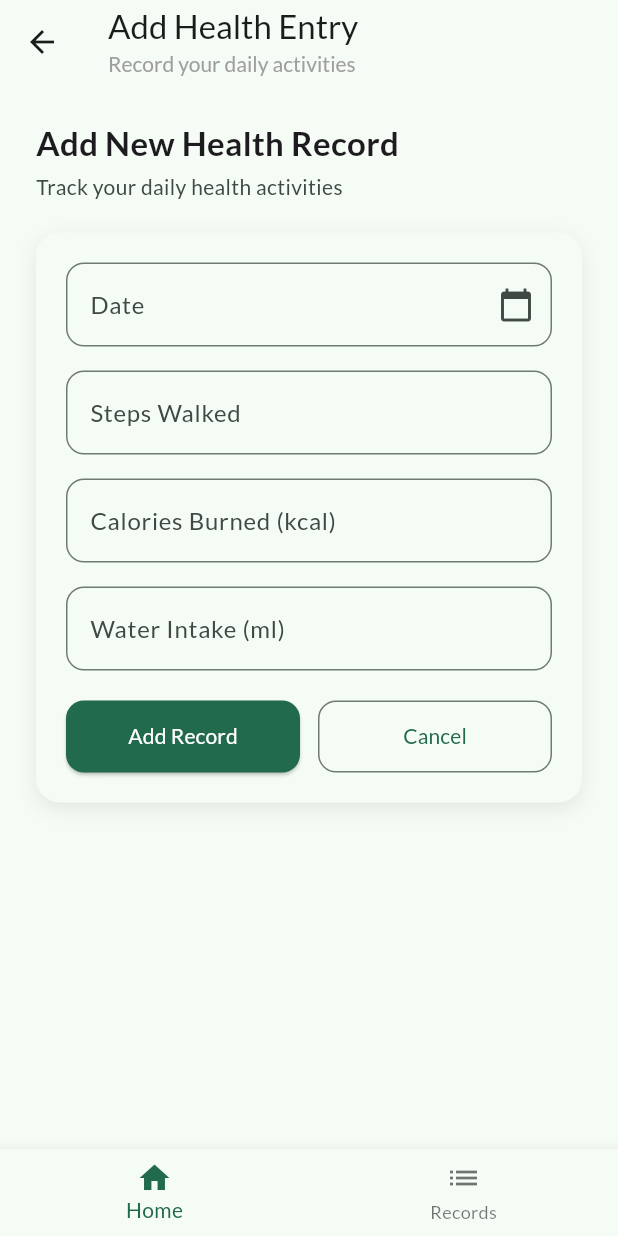
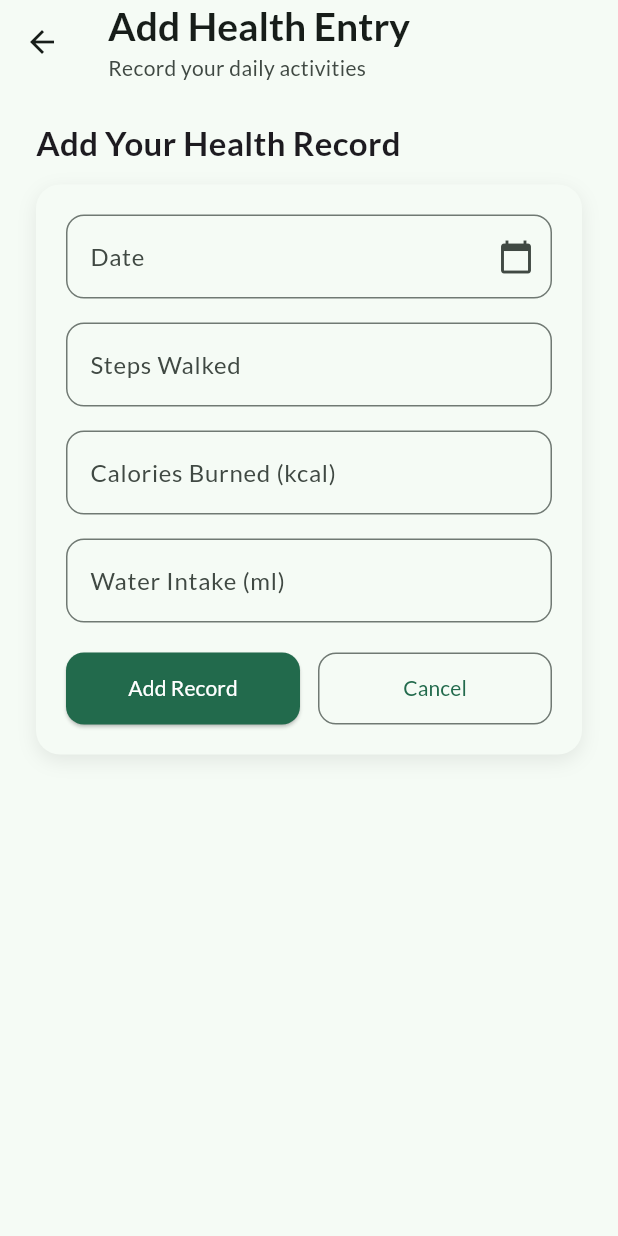
Before and after one commit to shafeemhsn/healthmate_personal_health_tracker, a Flutter app: the TabsScreen screen opened directly, after a tap on the "add" icon, on a phone screen of 412 x 824 dp. Run offline on Flutter 3.47's test engine with Material 3 defaults, Android fonts, the light colour scheme and no system bars; our stand-ins replace google_fonts, sqflite; accounts and stored records are empty.

Commit message:
implement add record

```diff
--- a/lib/main.dart
+++ b/lib/main.dart
@@ -1,9 +1,7 @@
 import 'package:flutter/material.dart';
 import 'package:google_fonts/google_fonts.dart';
-import 'package:healthmate_personal_health_tracker/pages/home_page.dart';
 
-import 'package:healthmate_personal_health_tracker/routes.dart';
-import 'package:healthmate_personal_health_tracker/screen/add_health_entry_screen.dart';
+import 'package:healthmate_personal_health_tracker/screen/tabs_screen.dart';
 
 const Color seedColor = Color(0xFF10B981);
 
@@ -34,14 +32,6 @@
 
   @override
   Widget build(BuildContext context) {
-    return MaterialApp(
-      theme: theme,
-      darkTheme: darkTheme,
-      initialRoute: AppRoutes.home,
-      routes: {
-        AppRoutes.home: (context) => const HomePage(),
-        AppRoutes.records: (context) => const AddHealthEntryScreen(),
-      },
-    );
+    return MaterialApp(theme: theme, darkTheme: darkTheme, home: TabsScreen());
   }
 }
--- a/lib/models/health_record.dart
+++ b/lib/models/health_record.dart
@@ -1,6 +1,6 @@
 class HealthRecord {
   const HealthRecord({
-    required this.id,
+    this.id,
     required this.date,
     required this.steps,
     required this.calories,
@@ -8,7 +8,7 @@ class HealthRecord {
     this.userId,
   });
 
-  final int id;
+  final int? id;
   final String date;
   final int steps;
   final int calories;
--- a/lib/screen/add_health_entry_screen.dart
+++ b/lib/screen/add_entry_screen.dart
@@ -1,27 +1,35 @@
 import 'package:flutter/material.dart';
+import 'package:healthmate_personal_health_tracker/models/health_record.dart';
 import 'package:healthmate_personal_health_tracker/routes.dart';
-import 'package:healthmate_personal_health_tracker/widgets/app_bottom_navigation.dart';
-import 'package:healthmate_personal_health_tracker/widgets/app_floating_action_button.dart';
+import 'package:healthmate_personal_health_tracker/widgets/screen_title.dart';
 
-class AddHealthEntryScreen extends StatefulWidget {
-  const AddHealthEntryScreen({super.key});
+class AddEntryScreen extends StatefulWidget {
+  const AddEntryScreen({super.key});
 
   @override
-  State<AddHealthEntryScreen> createState() => _AddHealthEntryScreenState();
+  State<AddEntryScreen> createState() => _AddEntryScreenState();
 }
 
-class _AddHealthEntryScreenState extends State<AddHealthEntryScreen> {
+class _AddEntryScreenState extends State<AddEntryScreen> {
   final _formKey = GlobalKey<FormState>();
 
-  final TextEditingController dateController = TextEditingController();
-  final TextEditingController stepsController = TextEditingController();
-  final TextEditingController caloriesController = TextEditingController();
-  final TextEditingController waterController = TextEditingController();
+  var _selectedDate = '';
+  var _enteredSteps;
+  var _enteredCalories;
+  var _enteredWater;
 
-  @override
-  void initState() {
-    super.initState();
-    dateController.text = "";
+  void _saveItem() {
+    if (_formKey.currentState!.validate()) {
+      _formKey.currentState!.save();
+      Navigator.of(context).pop(
+        HealthRecord(
+          date: _selectedDate,
+          steps: _enteredSteps,
+          calories: _enteredCalories,
+          water: _enteredWater,
+        ),
+      );
+    }
   }
 
   Future<void> _pickDate() async {
@@ -34,7 +42,7 @@ class _AddHealthEntryScreenState extends State<AddHealthEntryScreen> {
 
     if (picked != null) {
       setState(() {
-        dateController.text =
+        _selectedDate =
             "${picked.day.toString().padLeft(2, '0')}/${picked.month.toString().padLeft(2, '0')}/${picked.year}";
       });
     }
@@ -47,16 +55,9 @@ class _AddHealthEntryScreenState extends State<AddHealthEntryScreen> {
 
     return Scaffold(
       appBar: AppBar(
-        title: Column(
-          crossAxisAlignment: CrossAxisAlignment.start,
-          children: const [
-            Text("Add Health Entry"),
-            SizedBox(height: 2),
-            Text(
-              "Record your daily activities",
-              style: TextStyle(fontSize: 14, color: Colors.grey),
-            ),
-          ],
+        title: const ScreenTitle(
+          title: "Add Health Entry",
+          label: "Record your daily activities",
         ),
       ),
       body: SingleChildScrollView(
@@ -65,17 +66,11 @@ class _AddHealthEntryScreenState extends State<AddHealthEntryScreen> {
           crossAxisAlignment: CrossAxisAlignment.start,
           children: [
             const Text(
-              "Add New Health Record",
+              "Add Your Health Record",
               style: TextStyle(fontSize: 22, fontWeight: FontWeight.bold),
             ),
-            const SizedBox(height: 4),
-            Text(
-              "Track your daily health activities",
-              style: theme.textTheme.bodyMedium?.copyWith(
-                color: colorScheme.onSurfaceVariant,
-              ),
-            ),
-            const SizedBox(height: 20),
+
+            const SizedBox(height: 12),
 
             // CARD
             Container(
@@ -97,7 +92,7 @@ class _AddHealthEntryScreenState extends State<AddHealthEntryScreen> {
                   children: [
                     // DATE FIELD
                     TextFormField(
-                      controller: dateController,
+                      initialValue: _selectedDate,
                       readOnly: true,
                       decoration: InputDecoration(
                         labelText: "Date",
@@ -109,12 +104,23 @@ class _AddHealthEntryScreenState extends State<AddHealthEntryScreen> {
                           borderRadius: BorderRadius.circular(12),
                         ),
                       ),
+                      validator: (value) {
+                        if (value == null ||
+                            value.isEmpty ||
+                            value.trim().length <= 1 ||
+                            value.trim().length > 50) {
+                          return 'Please select a date.';
+                        }
+                        return null;
+                      },
+                      onSaved: (value) {
+                        _selectedDate = value!;
+                      },
                     ),
                     const SizedBox(height: 16),
 
                     // STEPS
                     TextFormField(
-                      controller: stepsController,
                       keyboardType: TextInputType.number,
                       decoration: InputDecoration(
                         labelText: "Steps Walked",
@@ -123,12 +129,23 @@ class _AddHealthEntryScreenState extends State<AddHealthEntryScreen> {
                           borderRadius: BorderRadius.circular(12),
                         ),
                       ),
+                      validator: (value) {
+                        if (value == null ||
+                            value.isEmpty ||
+                            int.tryParse(value) == null ||
+                            int.tryParse(value)! <= 0) {
+                          return 'Must be a valid, positive number.';
+                        }
+                        return null;
+                      },
+                      onSaved: (value) {
+                        _enteredSteps = int.parse(value!);
+                      },
                     ),
                     const SizedBox(height: 16),
 
                     // CALORIES
                     TextFormField(
-                      controller: caloriesController,
                       keyboardType: TextInputType.number,
                       decoration: InputDecoration(
                         labelText: "Calories Burned (kcal)",
@@ -137,12 +154,23 @@ class _AddHealthEntryScreenState extends State<AddHealthEntryScreen> {
                           borderRadius: BorderRadius.circular(12),
                         ),
                       ),
+                      validator: (value) {
+                        if (value == null ||
+                            value.isEmpty ||
+                            int.tryParse(value) == null ||
+                            int.tryParse(value)! <= 0) {
+                          return 'Must be a valid, positive number.';
+                        }
+                        return null;
+                      },
+                      onSaved: (value) {
+                        _enteredCalories = int.parse(value!);
+                      },
                     ),
                     const SizedBox(height: 16),
 
                     // WATER
                     TextFormField(
-                      controller: waterController,
                       keyboardType: TextInputType.number,
                       decoration: InputDecoration(
                         labelText: "Water Intake (ml)",
@@ -151,6 +179,18 @@ class _AddHealthEntryScreenState extends State<AddHealthEntryScreen> {
                           borderRadius: BorderRadius.circular(12),
                         ),
                       ),
+                      validator: (value) {
+                        if (value == null ||
+                            value.isEmpty ||
+                            int.tryParse(value) == null ||
+                            int.tryParse(value)! <= 0) {
+                          return 'Must be a valid, positive number.';
+                        }
+                        return null;
+                      },
+                      onSaved: (value) {
+                        _enteredWater = int.parse(value!);
+                      },
                     ),
                     const SizedBox(height: 20),
 
@@ -166,7 +206,7 @@ class _AddHealthEntryScreenState extends State<AddHealthEntryScreen> {
                               ),
                               backgroundColor: colorScheme.primary,
                             ),
-                            onPressed: () {},
+                            onPressed: _saveItem,
                             child: const Text(
                               "Add Record",
                               style: TextStyle(color: Colors.white),
@@ -183,10 +223,7 @@ class _AddHealthEntryScreenState extends State<AddHealthEntryScreen> {
                               ),
                             ),
                             onPressed: () {
-                              Navigator.pushReplacementNamed(
-                                context,
-                                AppRoutes.records,
-                              );
+                              Navigator.of(context).pop();
                             },
                             child: const Text("Cancel"),
                           ),
@@ -200,7 +237,6 @@ class _AddHealthEntryScreenState extends State<AddHealthEntryScreen> {
           ],
         ),
       ),
-      bottomNavigationBar: AppBottomNavigationBar(currentIndex: 0, onTap: null),
     );
   }
 }
--- a/lib/screen/tabs_screen.dart
+++ b/lib/screen/tabs_screen.dart
@@ -1,33 +1,41 @@
 import 'package:flutter/material.dart';
-import 'package:healthmate_personal_health_tracker/routes.dart';
-import 'package:healthmate_personal_health_tracker/widgets/app_bottom_navigation.dart';
+import 'package:healthmate_personal_health_tracker/screen/add_entry_screen.dart';
 
 class TabsScreen extends StatefulWidget {
   const TabsScreen({super.key});
 
   @override
-  State<TabsScreen> createState() => _TabsScreenState();
+  State<StatefulWidget> createState() => _TabsScreenState();
 }
 
 class _TabsScreenState extends State<TabsScreen> {
+  int _selectedPageIndex = 0;
+  void _selectPage(int index) {
+    setState(() {
+      _selectedPageIndex = index;
+    });
+  }
+
   @override
   Widget build(BuildContext context) {
+    // TODO: implement build
     return Scaffold(
-      appBar: AppBar(title: const Text('Health Mate')),
-      body: const SizedBox.shrink(),
+      appBar: AppBar(title: Text('HealthMate')),
       floatingActionButton: FloatingActionButton(
         onPressed: () {
-          Navigator.of(context).pushNamed(AppRoutes.records);
+          Navigator.of(
+            context,
+          ).push(MaterialPageRoute(builder: (ctx) => const AddEntryScreen()));
         },
         child: const Icon(Icons.add),
       ),
-      bottomNavigationBar: AppBottomNavigationBar(
+      bottomNavigationBar: BottomNavigationBar(
+        onTap: _selectPage,
         currentIndex: 0,
-        onTap: (index) {
-          if (index == 1) {
-            Navigator.pushReplacementNamed(context, AppRoutes.records);
-          }
-        },
+        items: const [
+          BottomNavigationBarItem(icon: Icon(Icons.home), label: 'Home'),
+          BottomNavigationBarItem(icon: Icon(Icons.list), label: 'Records'),
+        ],
       ),
     );
   }
--- a/lib/widgets/app_bottom_navigation.dart
+++ /dev/null
@@ -1,24 +0,0 @@
-import 'package:flutter/material.dart';
-
-class AppBottomNavigationBar extends StatelessWidget {
-  const AppBottomNavigationBar({
-    super.key,
-    required this.currentIndex,
-    this.onTap,
-  });
-
-  final int currentIndex;
-  final ValueChanged<int>? onTap;
-
-  @override
-  Widget build(BuildContext context) {
-    return BottomNavigationBar(
-      currentIndex: currentIndex,
-      onTap: onTap,
-      items: const [
-        BottomNavigationBarItem(icon: Icon(Icons.home), label: 'Home'),
-        BottomNavigationBarItem(icon: Icon(Icons.list), label: 'Records'),
-      ],
-    );
-  }
-}
--- /dev/null
+++ b/lib/widgets/screen_title.dart
@@ -0,0 +1,29 @@
+import 'package:flutter/material.dart';
+
+class ScreenTitle extends StatelessWidget {
+  const ScreenTitle({super.key, required this.title, this.label});
+
+  final String title;
+  final String? label;
+
+  @override
+  Widget build(BuildContext context) {
+    return Column(
+      crossAxisAlignment: CrossAxisAlignment.start,
+      children: [
+        Text(
+          title,
+          style: const TextStyle(fontSize: 26, fontWeight: FontWeight.bold),
+        ),
+        const SizedBox(height: 2),
+        if (label != null)
+          Text(
+            label!,
+            style: Theme.of(context).textTheme.bodyMedium?.copyWith(
+              color: Theme.of(context).colorScheme.onSurfaceVariant,
+            ),
+          ),
+      ],
+    );
+  }
+}
```
